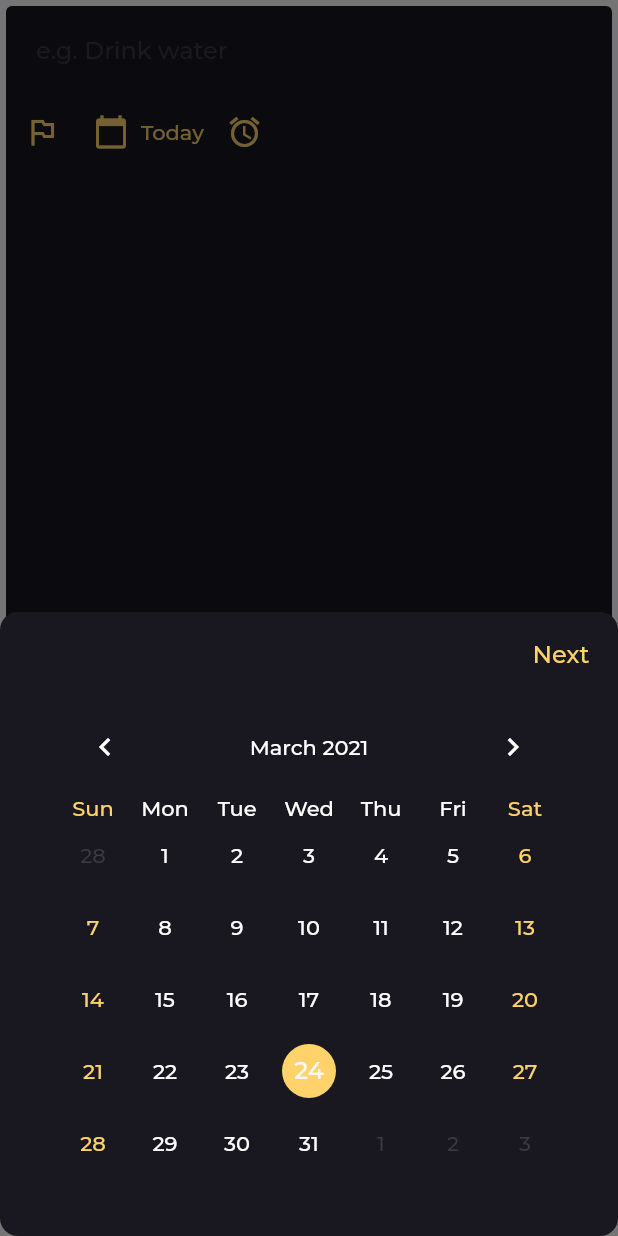
After one commit to ArGendi/xZone_frontend, a Flutter app: the AddTask screen opened by its route, after a tap on the "access alarm" icon, on a phone screen of 412 x 824 dp. The commit adds this screen. Run offline on Flutter 3.47's test engine with Material 2 defaults, Android fonts, the light colour scheme and no system bars; drawn by our look-alikes of table_calendar; our stand-ins replace flutter_slidable.

Commit message:
adjust remainder and due date bottom sheets

```diff
--- a/lib/main.dart
+++ b/lib/main.dart
@@ -7,6 +7,7 @@ import 'package:xzone/screens/login_screen.dart';
 import 'package:xzone/screens/register_screen.dart';
 import 'package:xzone/screens/tasks_screen.dart';
 import 'package:xzone/screens/welcome_screen.dart';
+import 'package:xzone/widgets/add_task.dart';
 
 void main() {
   runApp(MyApp());
@@ -42,6 +43,7 @@ class _MyAppState extends State<MyApp> {
           WelcomeScreen.id: (context) => WelcomeScreen(),
           RegisterScreen.id: (context) => RegisterScreen(),
           Tasks.id: (context) => Tasks(),
+          AddTask.id: (context) => AddTask(),
         },
       ),
     );
--- a/lib/models/task.dart
+++ b/lib/models/task.dart
@@ -3,7 +3,7 @@ class Task{
   int userId;
   int parentId;
   String name;
-  DateTime date;
+  DateTime dueDate;
   DateTime remainder;
   DateTime completeDate;
   int priority;
@@ -11,6 +11,7 @@ class Task{
   Task(){
     name = '';
     priority = 100;
-    date = DateTime.now();
+    dueDate = DateTime.now();
+    remainder = DateTime.now();
   }
 }
--- a/lib/screens/tasks_screen.dart
+++ b/lib/screens/tasks_screen.dart
@@ -105,7 +105,7 @@ class _TasksState extends State<Tasks> {
                         builder: (BuildContext context, BoxConstraints constraints) {
                           List<Task> items = Provider.of<TasksProvider>(context).items;
                           List<Task> filteredItems = items.where(
-                                  (element) => element.date.day == DateTime.now().day
+                                  (element) => element.dueDate.day == DateTime.now().day
                           ).toList();
                           if(filteredItems.length == 0){
                             return Padding(
--- a/lib/widgets/add_task.dart
+++ b/lib/widgets/add_task.dart
@@ -2,13 +2,16 @@ import 'package:flutter/material.dart';
 import 'package:xzone/models/task.dart';
 import 'package:xzone/providers/tasks_provider.dart';
 import 'package:provider/provider.dart';
+import 'package:xzone/widgets/calender_bottom_sheet.dart';
 import 'package:xzone/widgets/choose_date.dart';
 import 'package:xzone/widgets/choose_priority.dart';
 import 'package:xzone/widgets/choose_time.dart';
+import 'package:xzone/widgets/custom_calendar.dart';
 import '../constants.dart';
 import 'package:intl/intl.dart';
 
 class AddTask extends StatefulWidget {
+  static final String id = 'add task';
 
   @override
   _AddTaskState createState() => _AddTaskState();
@@ -18,6 +21,18 @@ class _AddTaskState extends State<AddTask> {
   bool firstTime = true;
   var textfieldController = TextEditingController();
 
+  setTimeBottomSheet(){
+    showModalBottomSheet(
+        isScrollControlled: true,
+        backgroundColor: backgroundColor,
+        shape: RoundedRectangleBorder(
+          borderRadius: BorderRadius.circular(borderRadiusValue),
+        ),
+        context: context,
+        builder: (context){
+          return ChooseTime();
+        });
+  }
   setPriorityBottomSheet(){
     showModalBottomSheet(
         isScrollControlled: true,
@@ -51,7 +66,19 @@ class _AddTaskState extends State<AddTask> {
         ),
         context: context,
         builder: (context){
-          return ChooseTime();
+          DateTime remainder = Provider.of<TasksProvider>(context).activeTask.remainder;
+          return CalenderBottomSheet(
+            btnText: 'Next',
+            onClick: (){
+              Navigator.pop(context);
+              setTimeBottomSheet();
+            },
+            initialSelectedDay: Provider.of<TasksProvider>(context).activeTask.remainder,
+            onDaySelected: (date, event, _){
+              if(date != remainder)
+                Provider.of<TasksProvider>(context, listen: false).setActiveTaskRemainder(date);
+            },
+          );
         });
   }
 
@@ -83,9 +110,9 @@ class _AddTaskState extends State<AddTask> {
       flagColor = lowPriority;
 
     //Date
-    if(activeTask.date.day == now.day) selectedDate = 'Today';
-    else if(activeTask.date.day == now.day + 1) selectedDate = 'Tomorrow';
-    else selectedDate = DateFormat('d MMM').format(activeTask.date);
+    if(activeTask.dueDate.day == now.day) selectedDate = 'Today';
+    else if(activeTask.dueDate.day == now.day + 1) selectedDate = 'Tomorrow';
+    else selectedDate = DateFormat('d MMM').format(activeTask.dueDate);
 
     return Padding(
       padding: EdgeInsets.only(bottom: MediaQuery.of(context).viewInsets.bottom),
@@ -153,12 +180,27 @@ class _AddTaskState extends State<AddTask> {
                       ),
                     ),
                     SizedBox(width: 5,),
-                    IconButton(
-                        icon: Icon(
-                          Icons.add_alert,
-                          color: buttonColor,
+                    InkWell(
+                      onTap: setRemainderBottomSheet,
+                      child: Padding(
+                        padding: const EdgeInsets.all(5.0),
+                        child: Row(
+                          children: [
+                            Icon(
+                              Icons.access_alarm_sharp,
+                              color: buttonColor,
+                            ),
+                            SizedBox(width: 5,),
+                            Text(
+                              activeTask.remainder.difference(now).isNegative ||
+                                  activeTask.remainder == now? '' : 'ON',
+                              style: TextStyle(
+                                color: buttonColor,
+                              ),
+                            ),
+                          ],
                         ),
-                        onPressed: setRemainderBottomSheet,
+                      ),
                     ),
                   ],
                 ),
@@ -168,7 +210,7 @@ class _AddTaskState extends State<AddTask> {
               right: 10,
               bottom: 10,
               child: IconButton(
-                iconSize: 30,
+                iconSize: 28,
                 onPressed: (){
                   if(activeTask.name.length > 1) {
                     String temp = activeTask.name[0].toUpperCase() + activeTask.name.substring(1, activeTask.name.length);
--- /dev/null
+++ b/lib/widgets/calender_bottom_sheet.dart
@@ -0,0 +1,52 @@
+import 'package:flutter/cupertino.dart';
+import 'package:flutter/material.dart';
+import 'package:xzone/widgets/custom_calendar.dart';
+
+import '../constants.dart';
+
+class CalenderBottomSheet extends StatelessWidget {
+  final String btnText;
+  final Function onClick;
+  final DateTime initialSelectedDay;
+  final Function onDaySelected;
+
+  const CalenderBottomSheet({Key key, this.btnText, this.onClick, this.initialSelectedDay, this.onDaySelected}) : super(key: key);
+
+  @override
+  Widget build(BuildContext context) {
+    return Padding(
+      padding: EdgeInsets.only(bottom: MediaQuery.of(context).viewInsets.bottom),
+      child: Card(
+        color: backgroundColor,
+        elevation: 0,
+        child: Padding(
+          padding: const EdgeInsets.all(15.0),
+          child: ListView(
+            shrinkWrap: true,
+            children: <Widget>[
+              Row(
+                children: [
+                  Expanded(child: SizedBox()),
+                  InkWell(
+                    onTap: onClick,
+                    child: Text(
+                      btnText,
+                      style: TextStyle(
+                        color: buttonColor,
+                        fontSize: 16,
+                      ),
+                    ),
+                  ),
+                ],
+              ),
+              CustomCalender(
+                initialSelectedDay: initialSelectedDay,
+                onDaySelected: onDaySelected,
+              ),
+            ],
+          ),
+        ),
+      ),
+    );
+  }
+}
--- a/lib/widgets/choose_sort_type.dart
+++ b/lib/widgets/choose_sort_type.dart
@@ -32,13 +32,15 @@ class _ChooseSortTypeState extends State<ChooseSortType> {
             mainAxisSize: MainAxisSize.min,
             children: <Widget>[
               SortType(
-                text: 'by Date',
+                text: 'by Due Date',
                 sortBy: sortByDate,
+                icon: Icons.date_range,
               ),
-              SizedBox(height: 10,),
+              SizedBox(height: 5,),
               SortType(
                 text: 'by Priority',
                 sortBy: sortByPriority,
+                icon: Icons.flag,
               ),
             ],
           ),
--- a/lib/widgets/custom_calendar.dart
+++ b/lib/widgets/custom_calendar.dart
@@ -1,8 +1,15 @@
 import 'package:flutter/material.dart';
+import 'package:xzone/providers/tasks_provider.dart';
 import '../constants.dart';
+import 'package:provider/provider.dart';
 import 'package:table_calendar/table_calendar.dart';
 
 class CustomCalender extends StatefulWidget {
+  final DateTime initialSelectedDay;
+  final Function onDaySelected;
+
+  const CustomCalender({Key key, this.initialSelectedDay, this.onDaySelected}) : super(key: key);
+
   @override
   _CustomCalenderState createState() => _CustomCalenderState();
 }
@@ -25,8 +32,14 @@ class _CustomCalenderState extends State<CustomCalender> {
         elevation: 0,
         child: Padding(
           padding: const EdgeInsets.all(15.0),
-          child: TableCalendar(
+          child: Column(
+            crossAxisAlignment: CrossAxisAlignment.end,
+            mainAxisSize: MainAxisSize.min,
+            children: [
+              TableCalendar(
                 calendarController: _calendarController,
+                initialSelectedDay: widget.initialSelectedDay,
+                onDaySelected: widget.onDaySelected,
                 availableGestures: AvailableGestures.horizontalSwipe,
                 calendarStyle: CalendarStyle(
                   weekdayStyle: TextStyle(
@@ -71,6 +84,8 @@ class _CustomCalenderState extends State<CustomCalender> {
                   ),
                 ),
               ),
+            ],
+          ),
         ),
       ),
     );
```
Also changed, not shown: lib/providers/tasks_provider.dart (+11 -5 lines), lib/widgets/choose_date.dart (+19 -5 lines), lib/widgets/choose_time.dart (+49 -2 lines), lib/widgets/sort_type.dart (+7 -1 lines). Lines whose indentation alone changed are shown as unchanged.
